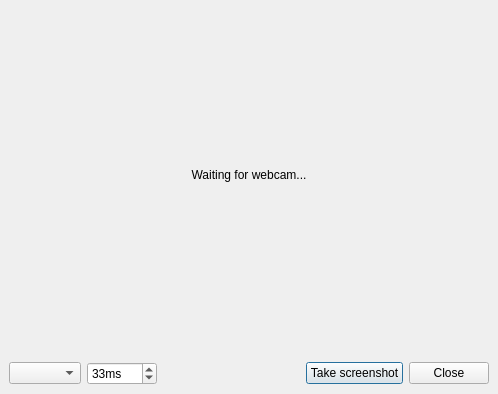
Qt form webcamdialog.ui (Spark-NF/face-detector) before a commit.
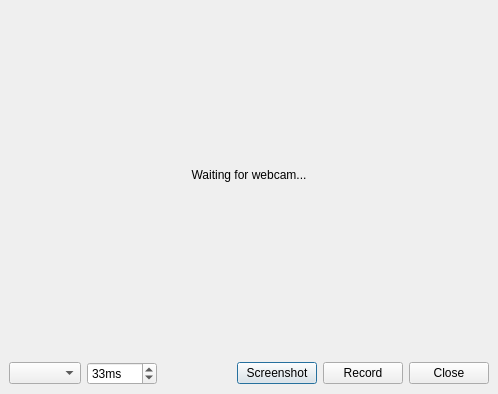
The same form after that commit.

Commit message: Add record feature to webcam window. Disable screenshot and record until a frame is available.

The edit to the form file:
```diff
--- a/webcamdialog.ui
+++ b/webcamdialog.ui
@@ -82,7 +82,14 @@
      <item>
       <widget class="QPushButton" name="buttonScreenshot">
        <property name="text">
-        <string>Take screenshot</string>
+        <string>Screenshot</string>
+       </property>
+      </widget>
+     </item>
+     <item>
+      <widget class="QPushButton" name="buttonRecord">
+       <property name="text">
+        <string>Record</string>
        </property>
       </widget>
      </item>
```
Left out of the diff: 22 changed lines with no effect on the pictures. The commit also changes 3 other files.
